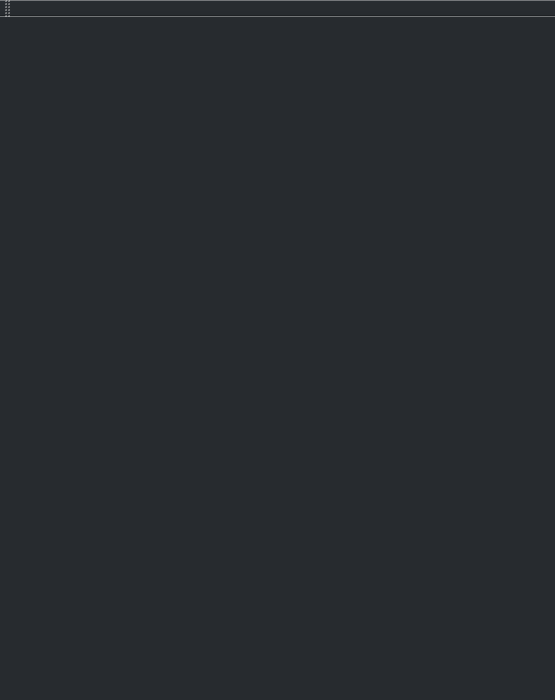
This is mainwindow.ui in wow056/Tetris-Postech as Qt 5 draws it before an edit. The edited form follows.
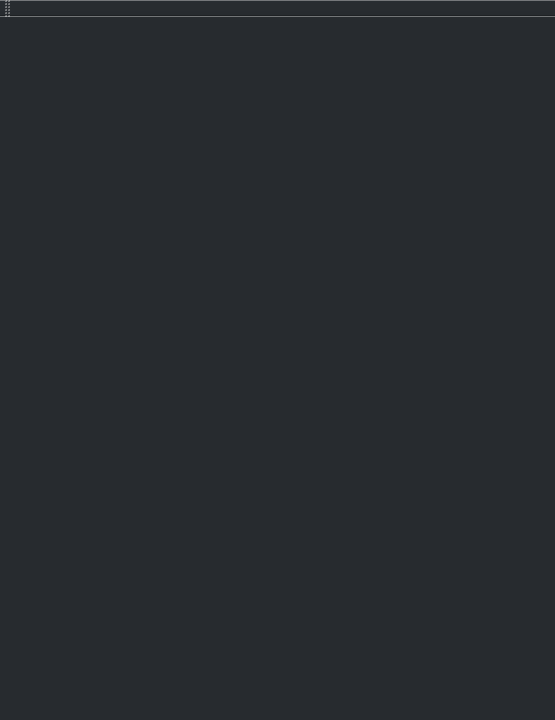
This is the edited form.

The edit to the form file:
```diff
--- a/mainwindow.ui
+++ b/mainwindow.ui
@@ -7,7 +7,7 @@
     <x>0</x>
     <y>0</y>
     <width>555</width>
-    <height>700</height>
+    <height>720</height>
    </rect>
   </property>
   <property name="windowTitle">
```
Left out of the diff: 4 changed lines with no effect on the pictures.
